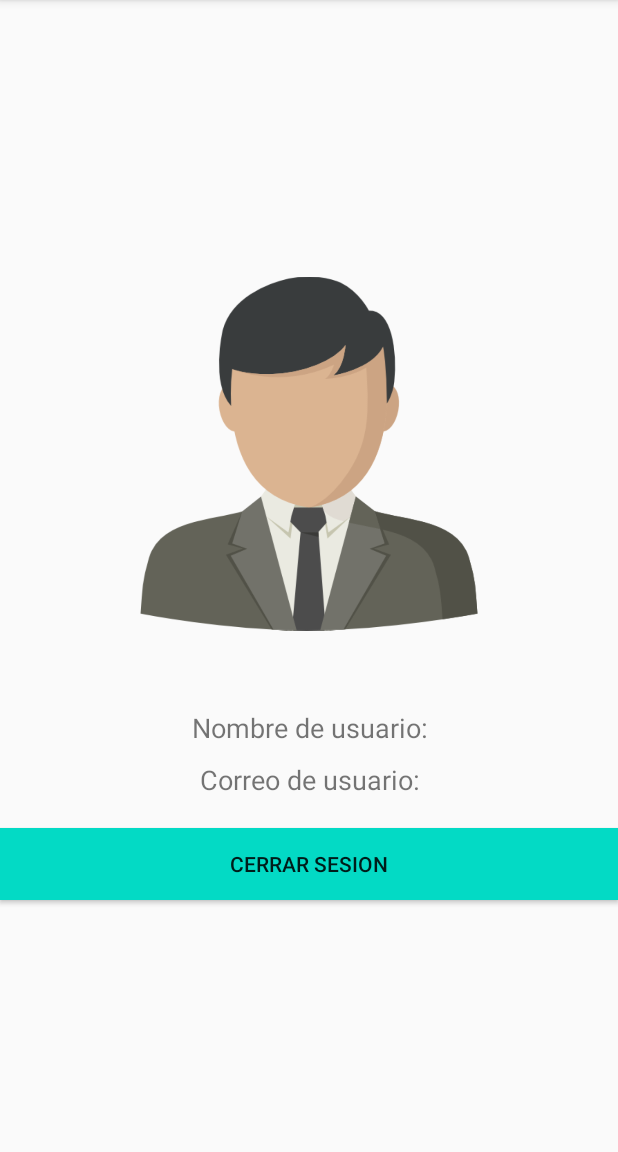
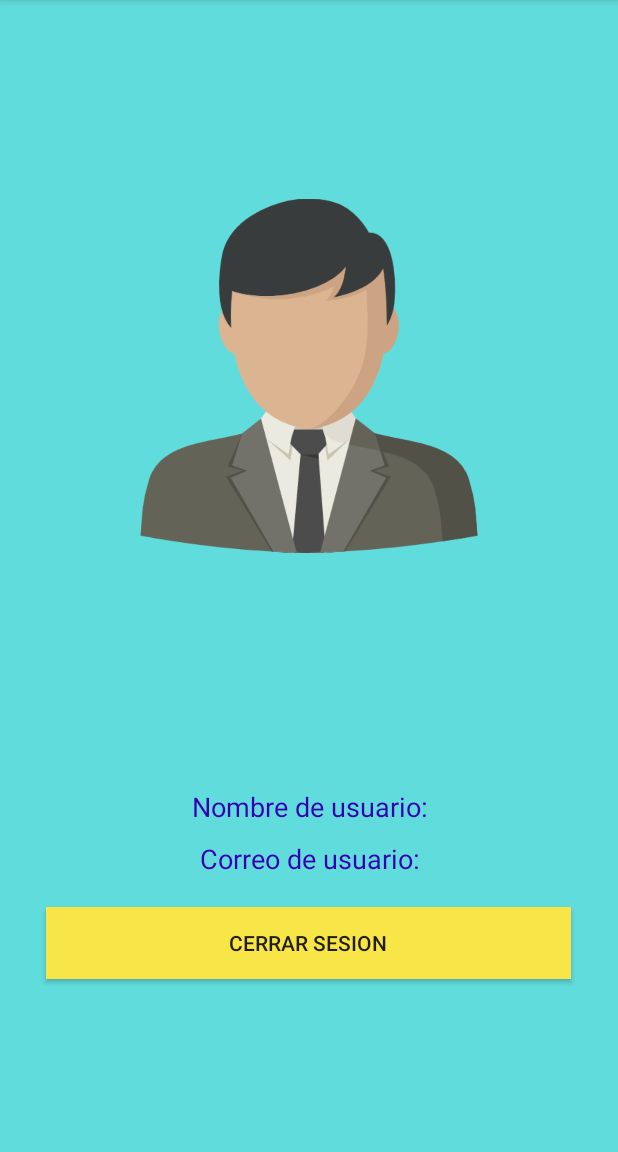
Before and after one commit to Deyson19/Integrando_Firebase, an Android app: the screen it shows after launch once a user with an empty profile is signed in (ProfileActivity), on a phone screen of 412 x 824 dp, the part 84-1236 px from its top. Run offline under Robolectric (Android 15) with nearby library versions, the phone set to English and light mode, and no system bars; our stand-ins replace Firebase (no records; nobody signed in at launch, a user with empty details on screens opened directly).

Commit message:
proyecto completado

```diff
--- a/app/src/main/res/layout/activity_profile.xml
+++ b/app/src/main/res/layout/activity_profile.xml
@@ -4,48 +4,55 @@
     xmlns:tools="http://schemas.android.com/tools"
     android:layout_width="match_parent"
     android:layout_height="match_parent"
+    android:background="@color/ic_launcher_background"
+    android:gravity="center"
     android:orientation="vertical"
-    android:gravity="center"
     tools:context=".ProfileActivity">
 
     <LinearLayout
         android:layout_width="match_parent"
-        android:orientation="vertical"
+        android:layout_height="wrap_content"
         android:gravity="center"
-        android:layout_height="wrap_content">
-    <ImageView
-        android:id="@+id/imageViewUser"
-        android:layout_width="236dp"
-        android:layout_height="270dp"
-        android:layout_marginBottom="35dp"
-        app:srcCompat="@drawable/icon_user"
-        android:contentDescription="TODO" />
+        android:layout_marginBottom="100dp"
+        android:orientation="vertical">
+
+        <ImageView
+            android:id="@+id/imageViewUser"
+            android:layout_width="236dp"
+            android:layout_height="270dp"
+            android:layout_marginBottom="30dp"
+            android:contentDescription="TODO"
+            app:srcCompat="@drawable/icon_user" />
 
     </LinearLayout>
+
     <TextView
         android:id="@+id/textViewName"
         android:layout_width="wrap_content"
         android:layout_height="wrap_content"
+        android:gravity="center_horizontal"
         android:text="Nombre de usuario:"
         android:textAlignment="center"
-        android:textSize="18sp"
-        android:gravity="center_horizontal" />
+        android:layout_marginTop="10dp"
+        android:textColor="@color/colorPrimaryDark"
+        android:textSize="18sp" />
 
     <TextView
         android:id="@+id/textViewMail"
         android:layout_width="wrap_content"
         android:layout_height="wrap_content"
+        android:layout_marginTop="10dp"
+        android:gravity="center_horizontal"
         android:text="Correo de usuario:"
         android:textAlignment="center"
-        android:textSize="18sp"
-        android:layout_marginTop="10dp"
-        android:gravity="center_horizontal" />
+        android:textColor="@color/colorPrimaryDark"
+        android:textSize="18sp" />
 
     <Button
         android:id="@+id/btnSignOut"
-        android:layout_width="match_parent"
+        android:layout_width="350dp"
         android:layout_height="wrap_content"
-        android:text="Cerrar Sesion"
         android:layout_marginTop="20dp"
-        android:background="@color/colorAccent"/>
+        android:background="@color/colorLogin"
+        android:text="Cerrar Sesion" />
 </LinearLayout>
```
